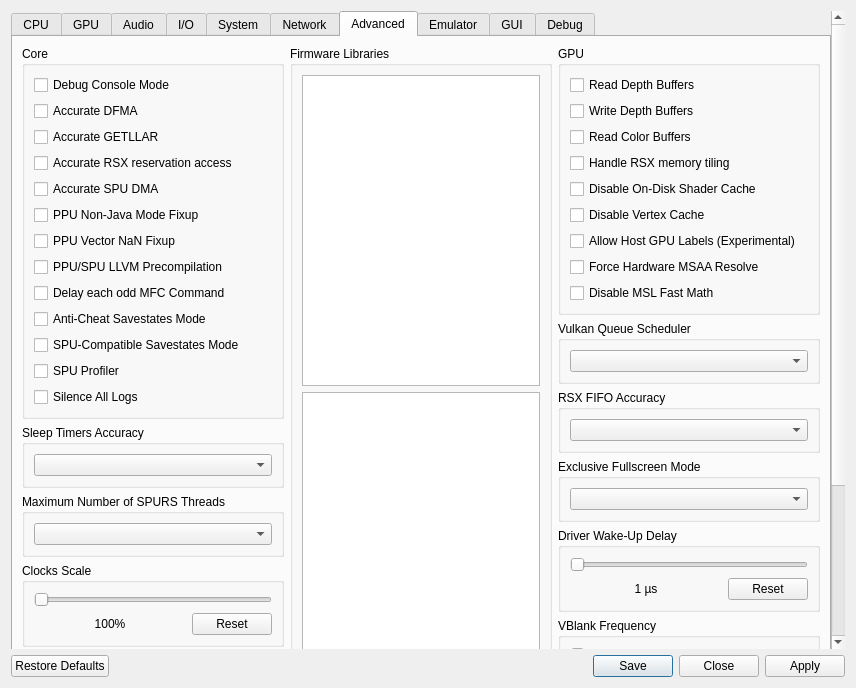
Qt form rpcs3/rpcs3qt/settings_dialog.ui (RPCS3/rpcs3) before a commit.
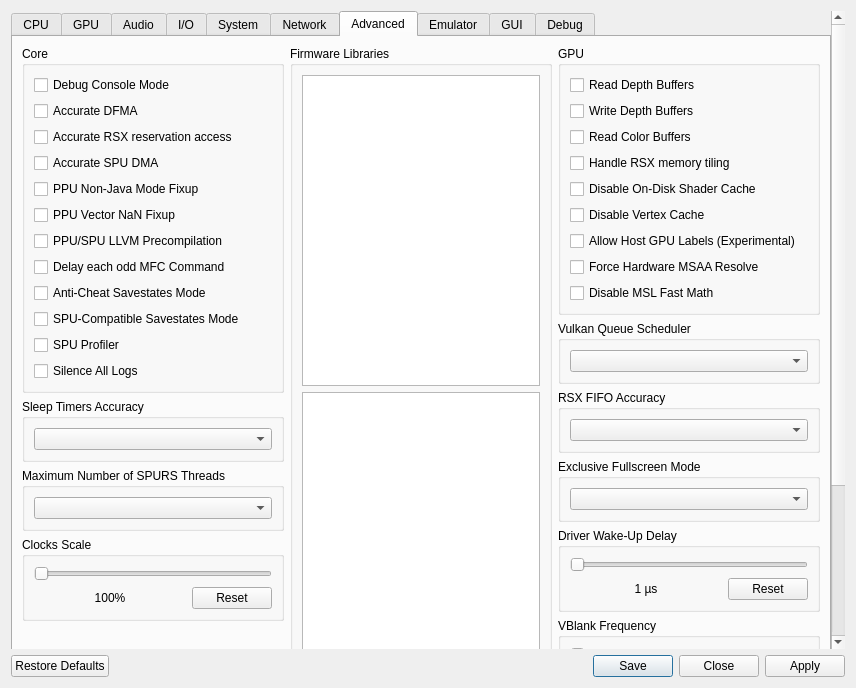
The same form after that commit. The open tabs and pages were chosen to show the change. Icons and pictures are not drawn.

Commit message: SPU: Remove inaccurate GETLLAR option

```diff
--- a/rpcs3/rpcs3qt/settings_dialog.ui
+++ b/rpcs3/rpcs3qt/settings_dialog.ui
@@ -2389,13 +2389,6 @@
                  </property>
                 </widget>
                </item>
-               <item>
-                <widget class="QCheckBox" name="accurateGETLLAR">
-                 <property name="text">
-                  <string>Accurate GETLLAR</string>
-                 </property>
-                </widget>
-               </item>
                <item>
                 <widget class="QCheckBox" name="accurateRSXAccess">
                  <property name="text">
```
The commit also changes 5 other files.
